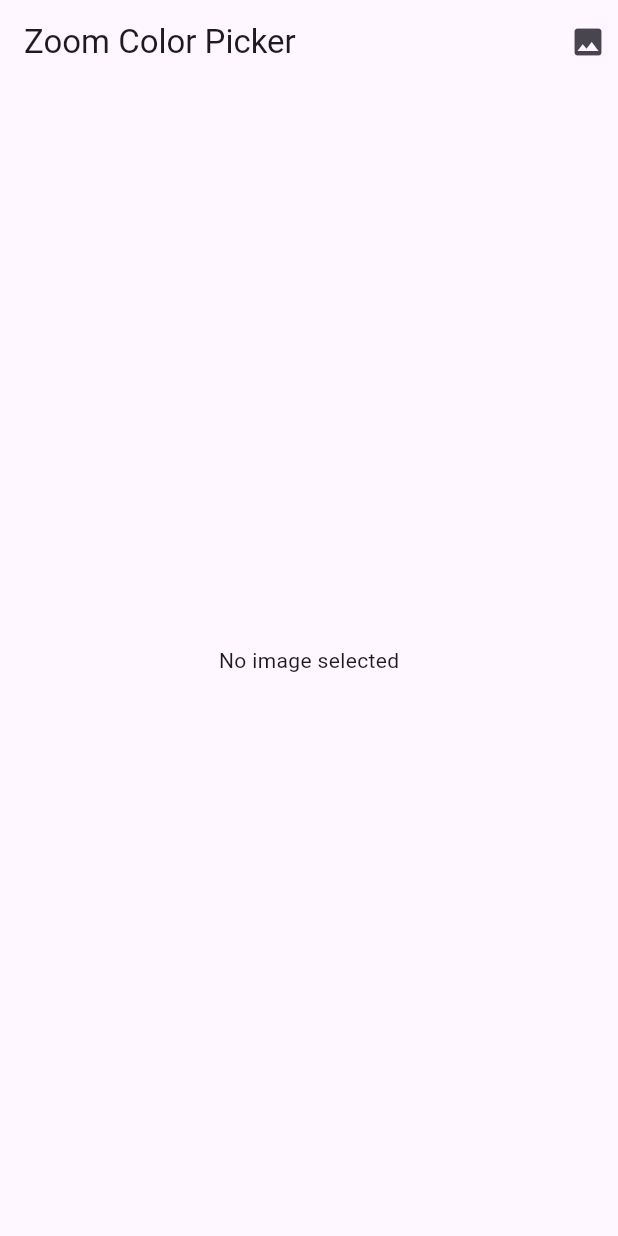
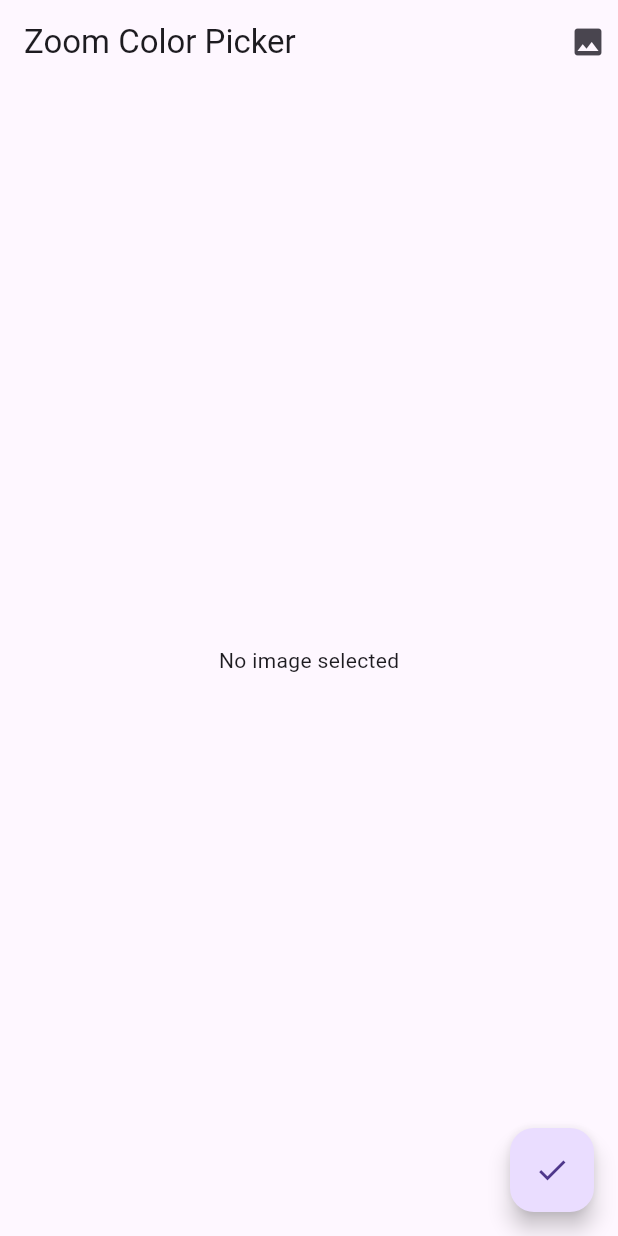
Before and after one commit to BhagyeshAgiles/zoom_color_picker, a Flutter app: the screen it shows after launch, on a phone screen of 412 x 824 dp. Run offline on Flutter 3.47's test engine with Material 3 defaults, Android fonts, the light colour scheme and no system bars; our stand-ins replace get, image_picker.

Commit message:
- Added call back for image path and selected color

```diff
--- a/lib/src/zoom_color_picker_widget.dart
+++ b/lib/src/zoom_color_picker_widget.dart
@@ -1,11 +1,20 @@
 import 'package:flutter/material.dart';
 import 'package:get/get.dart';
+import 'package:image_picker/image_picker.dart';
 
 import 'package:zoom_color_picker/src/zoom_color_picker_controller.dart';
 
 /// A widget that displays an image, allows users to zoom, and pick colors by tapping on the image.
 class ZoomColorPicker extends StatelessWidget {
-  const ZoomColorPicker({super.key});
+  // Callbacks to return the selected color and image
+  final void Function(Color color)? onColorPicked;
+  final void Function(XFile imageFile)? onImagePicked;
+
+  const ZoomColorPicker({
+    super.key,
+    this.onColorPicked,
+    this.onImagePicked,
+  });
 
   @override
   Widget build(BuildContext context) {
@@ -32,10 +41,7 @@ class ZoomColorPicker extends StatelessWidget {
                       decoration: BoxDecoration(
                         color: controller.selectedColor.value,
                         shape: BoxShape.circle,
-                        border: Border.all(
-                            color: controller.selectedColor.value ??
-                                Colors.transparent,
-                            width: 1),
+                        border: Border.all(color: controller.selectedColor.value ?? Colors.transparent, width: 1),
                       ),
                     ),
                   ],
@@ -45,8 +51,7 @@ class ZoomColorPicker extends StatelessWidget {
           Padding(
             padding: const EdgeInsets.only(right: 8.0),
             child: GestureDetector(
-              onTap: controller
-                  .pickImageAndProcess, // Open the image picker when tapped
+              onTap: controller.pickImageAndProcess, // Open the image picker when tapped
               child: const Icon(Icons.image),
             ),
           )
@@ -64,24 +69,38 @@ class ZoomColorPicker extends StatelessWidget {
                       alignment: Alignment.center,
                       padding: const EdgeInsets.all(8.0),
                       child: GestureDetector(
-                        onTapDown:
-                            controller.onTapDown, // Detect tap on the image
+                        onTapDown: controller.onTapDown, // Detect tap on the image
                         child: InteractiveViewer(
                           child: Image.memory(
                             controller.imageBytes.value!,
                             key: controller.imageKey,
-                            fit: BoxFit
-                                .contain, // Make sure the image is displayed with zoom functionality
+                            fit: BoxFit.contain, // Make sure the image is displayed with zoom functionality
                           ),
                         ),
                       ),
                     ),
                   )
-                : const Center(
-                    child: Text(
-                        "No image selected")); // Show a message when no image is selected
+                : const Center(child: Text("No image selected")); // Show a message when no image is selected
           }),
         ],
+      ),
+      floatingActionButton: FloatingActionButton(
+        onPressed: () {
+          // If the color was picked, return the color to the parent
+          if (controller.selectedColor.value != null) {
+            onColorPicked?.call(controller.selectedColor.value!);
+          }
+
+          // If an image was picked, return the image to the parent
+          if (controller.imageBytes.value != null) {
+            final imageFile = XFile.fromData(controller.imageBytes.value!);
+            onImagePicked?.call(imageFile);
+          }
+
+          // Pop the screen
+          Navigator.pop(context);
+        },
+        child: const Icon(Icons.check),
       ),
     );
   }
--- a/pubspec.yaml
+++ b/pubspec.yaml
@@ -3,7 +3,7 @@ description: "A Flutter package for picking colors from an image with zoom funct
 homepage: https://github.com/BhagyeshAgiles/zoom_color_picker
 repository: https://github.com/BhagyeshAgiles/zoom_color_picker
 
-version: 1.0.0+1 # Version and build number
+version: 1.0.1 # Version and build number
 
 environment:
   sdk: ^3.5.3
```
Also changed, not shown: 2 other files.
